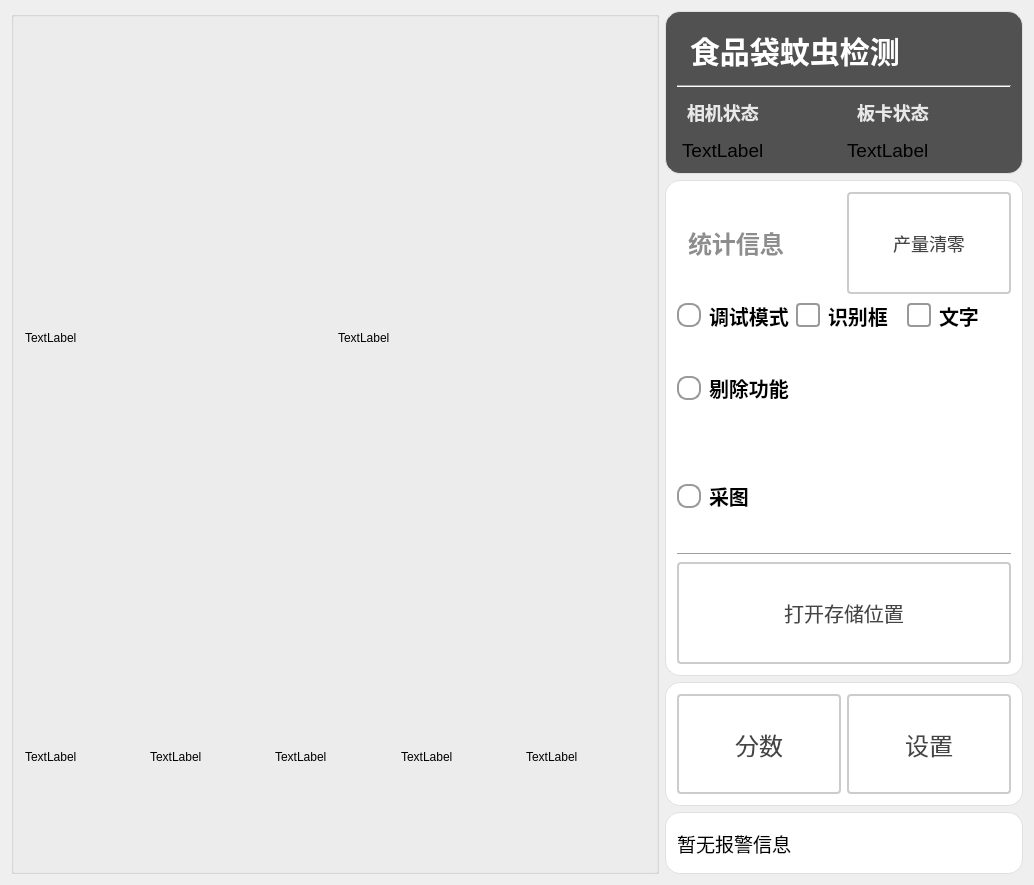
WIND-ROAD-RUN/MosquitoDetectionOfFoodBags, file MosquitoDetectionOfFoodBags/ui/MDOFoodBags.ui: the form before one commit.
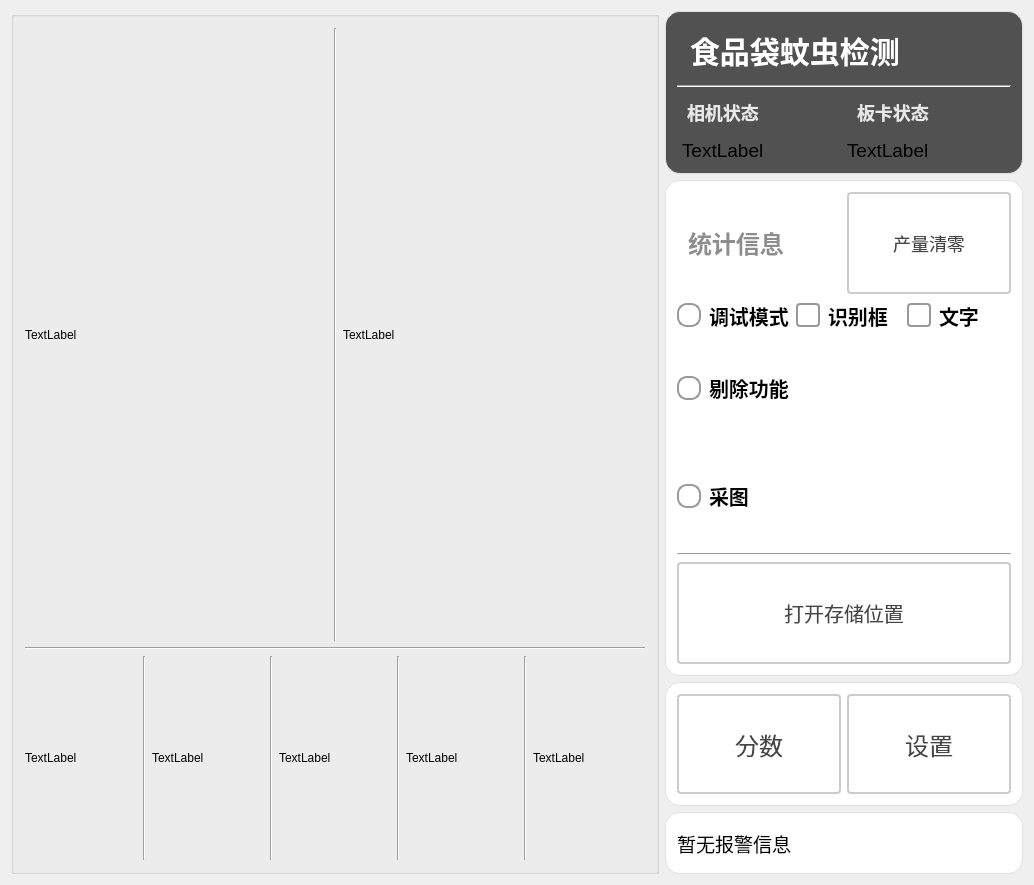
The form after the commit. Icons and pictures are not drawn.

Commit message: 主窗体UI修改，增加图像放大查看器

```diff
--- a/MosquitoDetectionOfFoodBags/ui/MDOFoodBags.ui
+++ b/MosquitoDetectionOfFoodBags/ui/MDOFoodBags.ui
@@ -24,9 +24,9 @@
         </property>
         <layout class="QGridLayout" name="gridLayout">
          <item row="0" column="0">
-          <layout class="QVBoxLayout" name="verticalLayout_2" stretch="3,1">
+          <layout class="QVBoxLayout" name="verticalLayout_2" stretch="3,0,1">
            <item>
-            <layout class="QHBoxLayout" name="horizontalLayout_7" stretch="1,1">
+            <layout class="QHBoxLayout" name="horizontalLayout_7" stretch="1,0,1">
              <item>
               <widget class="QLabel" name="label_imgDisplay_1">
                <property name="sizePolicy">
@@ -46,6 +46,13 @@
                </property>
               </widget>
              </item>
+             <item>
+              <widget class="Line" name="line_3">
+               <property name="orientation">
+                <enum>Qt::Orientation::Vertical</enum>
+               </property>
+              </widget>
+             </item>
              <item>
               <widget class="QLabel" name="label_imgNgDisplay">
                <property name="sizePolicy">
@@ -68,7 +75,14 @@
             </layout>
            </item>
            <item>
-            <layout class="QHBoxLayout" name="horizontalLayout_6" stretch="1,1,1,1,1">
+            <widget class="Line" name="line_8">
+             <property name="orientation">
+              <enum>Qt::Orientation::Horizontal</enum>
+             </property>
+            </widget>
+           </item>
+           <item>
+            <layout class="QHBoxLayout" name="horizontalLayout_6" stretch="1,0,1,0,1,0,1,0,1">
              <item>
               <widget class="QLabel" name="label_imgNgDisplay_1">
                <property name="sizePolicy">
@@ -88,6 +102,13 @@
                </property>
               </widget>
              </item>
+             <item>
+              <widget class="Line" name="line_4">
+               <property name="orientation">
+                <enum>Qt::Orientation::Vertical</enum>
+               </property>
+              </widget>
+             </item>
              <item>
               <widget class="QLabel" name="label_imgNgDisplay_2">
                <property name="sizePolicy">
@@ -107,6 +128,13 @@
                </property>
               </widget>
              </item>
+             <item>
+              <widget class="Line" name="line_5">
+               <property name="orientation">
+                <enum>Qt::Orientation::Vertical</enum>
+               </property>
+              </widget>
+             </item>
              <item>
               <widget class="QLabel" name="label_imgNgDisplay_3">
                <property name="sizePolicy">
@@ -126,6 +154,13 @@
                </property>
               </widget>
              </item>
+             <item>
+              <widget class="Line" name="line_6">
+               <property name="orientation">
+                <enum>Qt::Orientation::Vertical</enum>
+               </property>
+              </widget>
+             </item>
              <item>
               <widget class="QLabel" name="label_imgNgDisplay_4">
                <property name="sizePolicy">
@@ -145,6 +180,13 @@
                </property>
               </widget>
              </item>
+             <item>
+              <widget class="Line" name="line_7">
+               <property name="orientation">
+                <enum>Qt::Orientation::Vertical</enum>
+               </property>
+              </widget>
+             </item>
              <item>
               <widget class="QLabel" name="label_imgNgDisplay_5">
                <property name="sizePolicy">
```
The commit also changes 2 other files.
